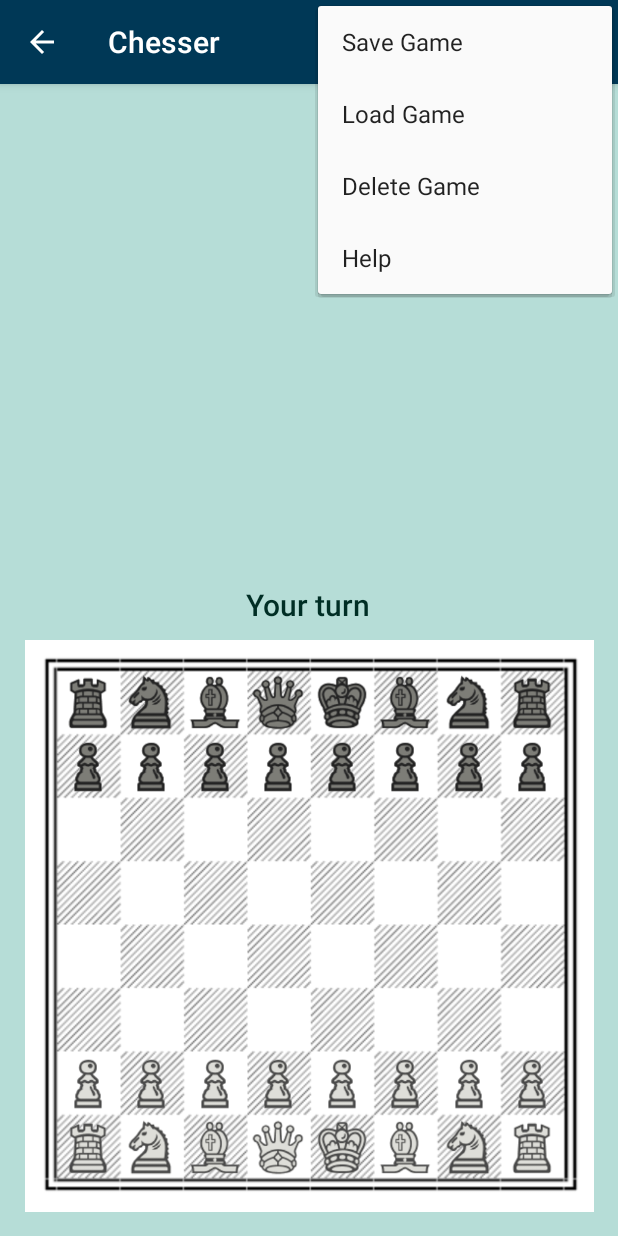
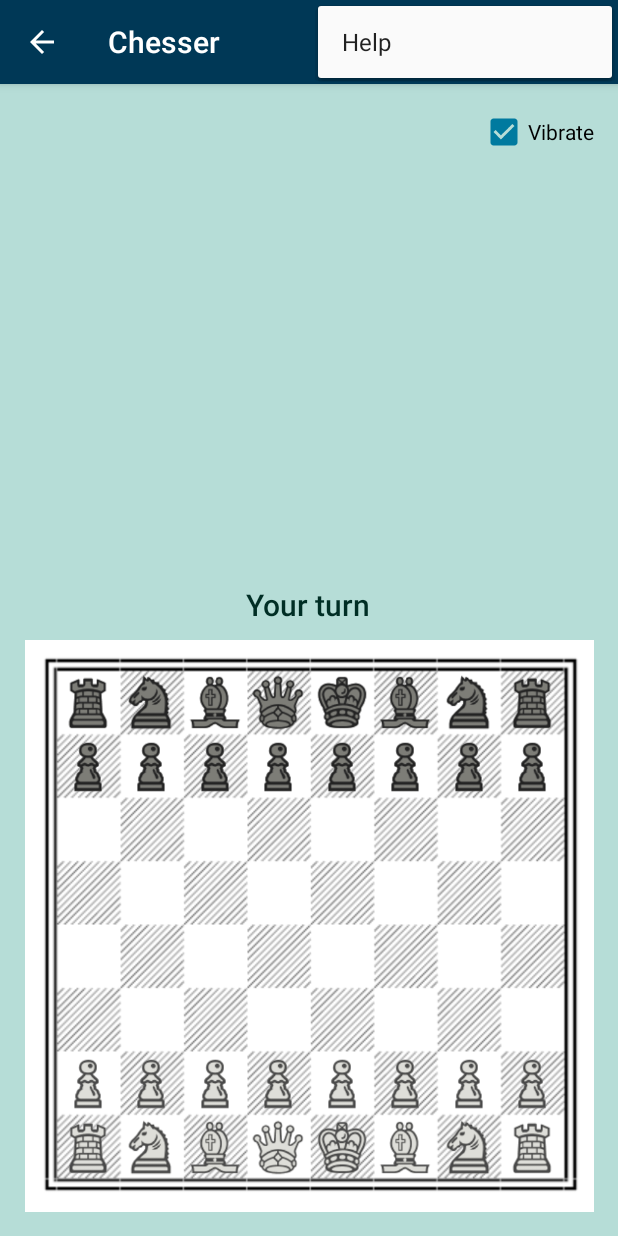
Before and after one commit to p182/chesser, an Android app: the Game screen opened directly, with no data from a screen before it, with the options menu open, on a phone screen of 412 x 824 dp. Run offline under Robolectric (Android 15) with nearby library versions, the phone set to English and light mode, and no system bars; network calls fail; 3 statements that could not run were skipped.

Commit message:
en passant bugs save button 0.1.15

```diff
--- a/app/build.gradle
+++ b/app/build.gradle
@@ -8,8 +8,8 @@ android {
         applicationId "io.dehaas.chesser"
         minSdkVersion 15
         targetSdkVersion 22
-        versionCode 14
-        versionName "0.1.14"
+        versionCode 15
+        versionName "0.1.15"
     }
     buildTypes {
         release {
--- a/app/src/main/res/menu/menu_game.xml
+++ b/app/src/main/res/menu/menu_game.xml
@@ -1,24 +1,18 @@
 <menu xmlns:android="http://schemas.android.com/apk/res/android"
     xmlns:app="http://schemas.android.com/apk/res-auto"
     xmlns:tools="http://schemas.android.com/tools" tools:context=".Game">
+<!--
     <item
-        android:id="@+id/action_save"
-        android:orderInCategory="1"
-        android:title="Save Game"
-        app:showAsAction="never"
-        android:onClick="saveGame"/>
+        android:id="@+id/action_undo"
+        android:title="Undo"
+        android:icon="@drawable/ic_undo_white_48dp"
+        app:showAsAction="always"/>
+-->
     <item
-        android:id="@+id/action_load"
-        android:orderInCategory="2"
-        android:title="Load Game"
-        app:showAsAction="never"
-        android:onClick="loadGame"/>
-    <item
-        android:id="@+id/action_delete"
-        android:orderInCategory="3"
-        android:title="Delete Game"
-        app:showAsAction="never"
-        android:onClick="deleteGame"/>
+        android:id="@+id/action_saveMenu"
+        android:title="Save"
+        android:icon="@drawable/ic_save_white_48dp"
+        app:showAsAction="always"/>
     <item
         android:id="@+id/action_help"
         android:orderInCategory="4"
```
Also changed, not shown: app/src/main/java/io/dehaas/chesser/Game.java (+41 -5 lines), app/src/main/res/menu/menu_game_save.xml (added, +29 -0 lines), app/src/main/res/menu/menu_main.xml (+6 -2 lines), app/src/main/res/drawable/ic_save_white_48dp.png (added), app/src/main/res/drawable/ic_undo_white_48dp.png (added).
